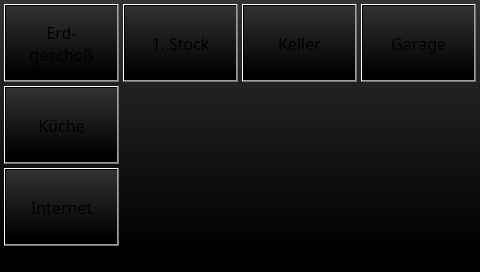
The window that projects/klaus_visu_ap420/mainwindow.ui (busmaster/homebus) describes before a commit, drawn with Qt 5.
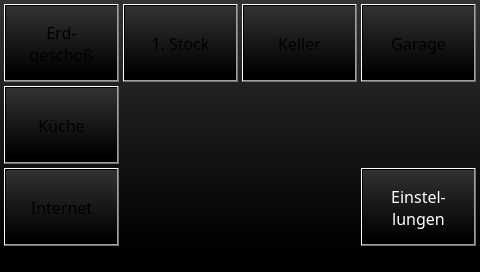
The same window after the commit. Custom widgets are drawn as their Qt base class.

Commit message: setup window for disabling the doorbell

Diff of the .ui file:
```diff
--- a/projects/klaus_visu_ap420/mainwindow.ui
+++ b/projects/klaus_visu_ap420/mainwindow.ui
@@ -263,6 +263,29 @@
     <string>Küche</string>
    </property>
   </widget>
+  <widget class="QPushButton" name="pushButtonSetup">
+   <property name="geometry">
+    <rect>
+     <x>361</x>
+     <y>168</y>
+     <width>115</width>
+     <height>78</height>
+    </rect>
+   </property>
+   <property name="sizePolicy">
+    <sizepolicy hsizetype="Fixed" vsizetype="Fixed">
+     <horstretch>0</horstretch>
+     <verstretch>0</verstretch>
+    </sizepolicy>
+   </property>
+   <property name="styleSheet">
+    <string notr="true">color: rgb(255, 255, 255);</string>
+   </property>
+   <property name="text">
+    <string>Einstel-
+lungen</string>
+   </property>
+  </widget>
  </widget>
  <customwidgets>
   <customwidget>
```
The commit also changes 8 other files.
